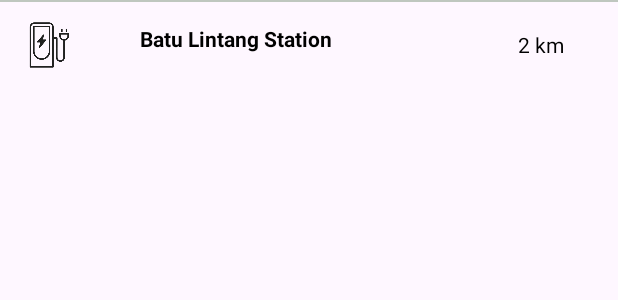
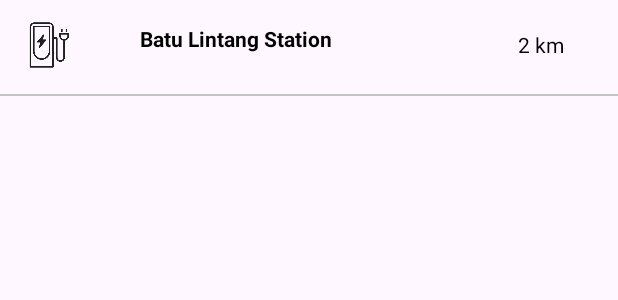
Before and after one commit to BanglaWarlock/ENG_SUS_COLLAB, an Android app: the layout station_user.xml on its own in the app's theme, with its tools: preview values and no code run, on a phone screen of 412 x 824 dp. Shown: the top 300 px of the screen. Run offline under Robolectric (Android 15) with nearby library versions, the light colour scheme and no system bars.

Commit message:
Testing again

```diff
--- a/app/src/main/res/layout/station_user.xml
+++ b/app/src/main/res/layout/station_user.xml
@@ -46,11 +46,12 @@
         android:id="@+id/buy_line"
         android:layout_width="0dp"
         android:layout_height="1dp"
+        android:layout_marginTop="17dp"
         android:background="#BFC7BF"
         android:ems="10"
         android:inputType="text"
         app:layout_constraintEnd_toEndOf="parent"
         app:layout_constraintStart_toStartOf="parent"
-        tools:layout_editor_absoluteY="62dp" />
+        app:layout_constraintTop_toBottomOf="@+id/text_StName2" />
 
 </androidx.constraintlayout.widget.ConstraintLayout>
```
